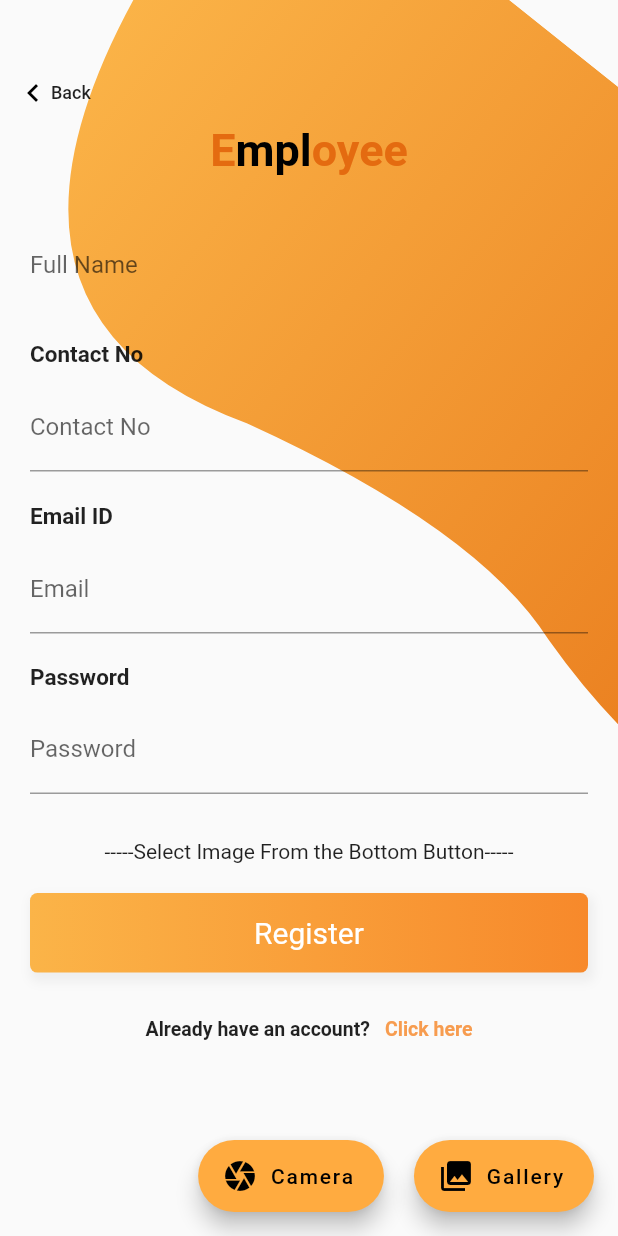
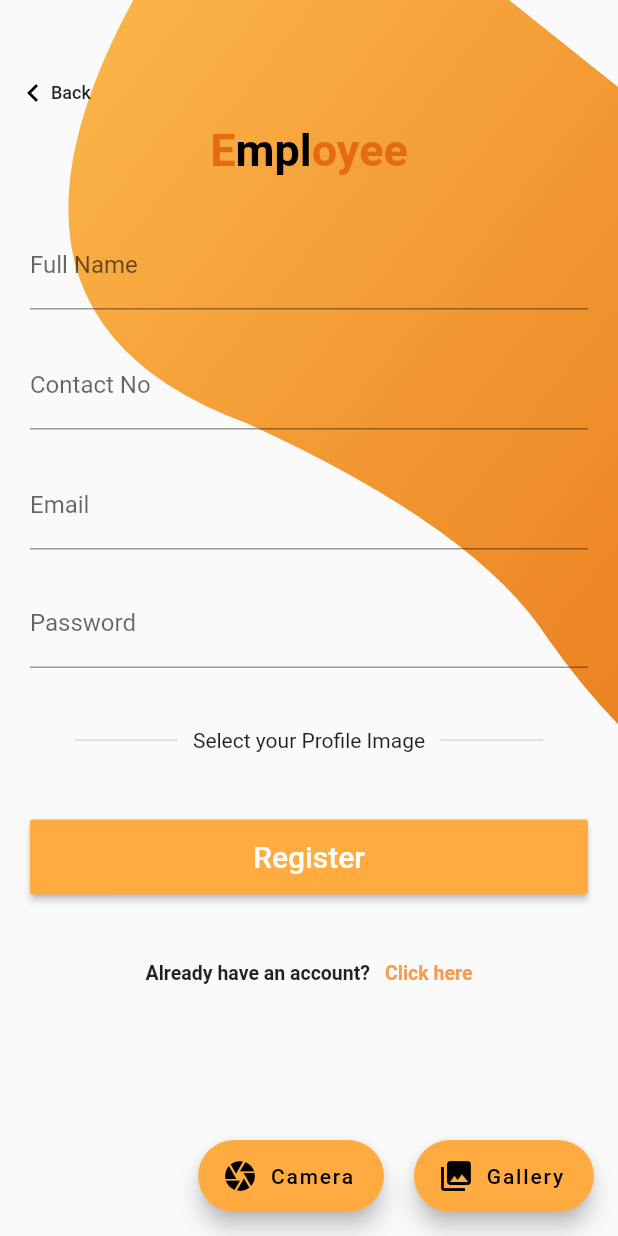
Before and after one commit to skmdaamir/EmployeeApplication, a Flutter app: the SignUpPage screen opened directly, on a phone screen of 412 x 824 dp. Run offline on Flutter 3.47's test engine with Material 2 defaults, Android fonts, the phone set to English and light mode, and no system bars; our stand-ins replace firebase_auth, firebase_core, google_fonts, image_cropper, image_picker; accounts and stored records are empty.

Commit message:
authentication with email password complete

```diff
--- a/employeeapplication/lib/main.dart
+++ b/employeeapplication/lib/main.dart
@@ -1,11 +1,7 @@
 import 'dart:async';
-
 import 'package:employeeapplication/employee_login_page.dart';
-import 'package:employeeapplication/sample.dart';
 import 'package:firebase_core/firebase_core.dart';
-
 import 'package:flutter/material.dart';
-
 import 'package:google_fonts/google_fonts.dart';
 
 Future<void> main() async {
@@ -74,7 +70,7 @@ class _SplashScreenState extends State<SplashScreen> {
                                 text: 'E',
                                 style: GoogleFonts.portLligatSans(
                                   textStyle:
-                                      Theme.of(context).textTheme.display1,
+                                      Theme.of(context).textTheme.headline4,
                                   fontSize: 30,
                                   fontWeight: FontWeight.w700,
                                   color: Color(0xfffe46b10),
--- a/employeeapplication/lib/registeration.dart
+++ b/employeeapplication/lib/registeration.dart
@@ -1,4 +1,4 @@
-import 'dart:convert';
+import 'package:firebase_auth/firebase_auth.dart';
 import 'package:flutter/material.dart';
 import 'package:employeeapplication/bezier_container.dart';
 import 'package:employeeapplication/employee_login_page.dart';
@@ -6,34 +6,6 @@ import 'package:image_cropper/image_cropper.dart';
 import 'dart:io';
 import 'package:image_picker/image_picker.dart';
 import 'package:google_fonts/google_fonts.dart';
-import 'package:http/http.dart' as http;
-import 'package:shared_preferences/shared_preferences.dart';
-
-// class Employee {
-//   final String name;
-//   final String email;
-//   final String contactno;
-//   final String password;
-//   final File image;
-
-//   Employee({this.name, this.email, this.contactno, this.password, this.image});
-
-//   factory Employee.fromJson(Map<String, dynamic> json) => Employee(
-//         name: json["name"],
-//         email: json["email"],
-//         contactno: json["contactno"],
-//         password: json["password"],
-//         image: json["image"],
-//       );
-
-//   Map<String, dynamic> toJson() => {
-//         "name": name,
-//         "email": email,
-//         "contactno": contactno,
-//         "password": password,
-//         "image": image,
-//       };
-// }
 
 class SignUpPage extends StatefulWidget {
   SignUpPage({Key key, this.title}) : super(key: key);
@@ -46,46 +18,15 @@ class SignUpPage extends StatefulWidget {
 
 class _SignUpPageState extends State<SignUpPage> {
   File _image;
+  bool _isLoading = false;
+  final FirebaseAuth _auth = FirebaseAuth.instance;
 
-  bool _isLoading = false;
   final GlobalKey<FormState> _formKey = GlobalKey<FormState>();
 
-  // Map data = {'apikey': 'AIzaSyCaN8IM8LbgtFZo_Wspcw0tnFWlurnBIzI'};
-
-  // String url = "https://employees-payroll-location-default-rtdb.firebaseio.com";
-
-  // https://identitytoolkit.googleapis.com/v1/accounts:signUp?key=[API_KEY]
-
-  // Future<Employee> createPost(String url, {Map body}) async {
-  //   Map data = {'apikey': 'AIzaSyCaN8IM8LbgtFZo_Wspcw0tnFWlurnBIzI'};
-
-  //   //encode Map to JSON
-  //   var body = json.encode(data);
-
-  //   final response = await http.post(
-  //     Uri.https(
-  //         'https://employees-payroll-location-default-rtdb.firebaseio.com',
-  //         'Employee'),
-  //     headers: {
-  //       "Content-Type": "application/json; charset=UTF-8",
-  //     },
-  //     body: jsonEncode(body),
-  //   );
-  //   if (response.statusCode < 200 ||
-  //       response.statusCode > 400 ||
-  //       json == null) {
-  //     throw Exception("Error While Fetching Data");
-  //   } else {
-  //     return Employee.fromJson(jsonDecode(response.body));
-  //   }
-  // }
-
-  TextEditingController nameController = new TextEditingController();
+  TextEditingController displayName = new TextEditingController();
   TextEditingController emailController = new TextEditingController();
   TextEditingController contactnoController = new TextEditingController();
   TextEditingController passwordController = new TextEditingController();
-
-  // Future<Employee> _futureEmployee;
 
   getImageFile(ImageSource source) async {
     var image = await ImagePicker.pickImage(source: source);
@@ -104,7 +45,7 @@ class _SignUpPageState extends State<SignUpPage> {
 
   @override
   void dispose() {
-    nameController.dispose();
+    displayName.dispose();
     emailController.dispose();
     contactnoController.dispose();
     passwordController.dispose();
@@ -139,7 +80,7 @@ class _SignUpPageState extends State<SignUpPage> {
       text: TextSpan(
           text: 'E',
           style: GoogleFonts.portLligatSans(
-            textStyle: Theme.of(context).textTheme.display1,
+            textStyle: Theme.of(context).textTheme.headline4,
             fontSize: 30,
             fontWeight: FontWeight.w700,
             color: Color(0xfffe46b10),
@@ -163,28 +104,11 @@ class _SignUpPageState extends State<SignUpPage> {
       child: Column(
         crossAxisAlignment: CrossAxisAlignment.start,
         children: [
-          // Text(
-          //   'Name',
-          //   style: TextStyle(fontWeight: FontWeight.bold, fontSize: 15),
-          // ),
-          // SizedBox(
-          //   height: 10,
-          // ),
-          // TextField(
-          //     controller: nameController,
-          //     keyboardType: TextInputType.name,
-          //     decoration: InputDecoration(
-          //         hintText: 'Enter Your Full Name',
-          //         border: InputBorder.none,
-          //         fillColor: Color(0xfff3f3f4),
-          //         filled: true)),
-
           TextFormField(
-            // controller: _displayName,
+            controller: displayName,
             keyboardType: TextInputType.name,
             decoration: const InputDecoration(
               labelText: "Full Name",
-              border: InputBorder.none,
               fillColor: Color(0xfff3f3f4),
             ),
             validator: (String val) {
@@ -205,27 +129,12 @@ class _SignUpPageState extends State<SignUpPage> {
       child: Column(
         crossAxisAlignment: CrossAxisAlignment.start,
         children: [
-          Text(
-            'Contact No',
-            style: TextStyle(fontWeight: FontWeight.bold, fontSize: 15),
-          ),
-          SizedBox(
-            height: 10,
-          ),
-          // TextField(
-          //     controller: contactnoController,
-          //     keyboardType: TextInputType.number,
-          //     decoration: InputDecoration(
-          //         hintText: 'Enter Your Contact Number',
-          //         border: InputBorder.none,
-          //         fillColor: Color(0xfff3f3f4),
-          //         filled: true)),
-
           TextFormField(
-            // controller: _contactnoController,
+            controller: contactnoController,
             keyboardType: TextInputType.number,
             decoration: const InputDecoration(
               labelText: "Contact No",
+              fillColor: Color(0xfff3f3f4),
             ),
             validator: (String val) {
               if (val.isEmpty) {
@@ -245,26 +154,12 @@ class _SignUpPageState extends State<SignUpPage> {
       child: Column(
         crossAxisAlignment: CrossAxisAlignment.start,
         children: [
-          Text(
-            'Email ID',
-            style: TextStyle(fontWeight: FontWeight.bold, fontSize: 15),
-          ),
-          SizedBox(
-            height: 10,
-          ),
-          // TextField(
-          //     controller: emailController,
-          //     keyboardType: TextInputType.emailAddress,
-          //     decoration: InputDecoration(
-          //         hintText: 'Enter Your Email',
-          //         border: InputBorder.none,
-          //         fillColor: Color(0xfff3f3f4),
-          //         filled: true)),
           TextFormField(
-            // controller: _emailController,
+            controller: emailController,
             keyboardType: TextInputType.emailAddress,
             decoration: const InputDecoration(
               labelText: "Email",
+              fillColor: Color(0xfff3f3f4),
             ),
             validator: (String val) {
               if (val.isEmpty) {
@@ -284,27 +179,12 @@ class _SignUpPageState extends State<SignUpPage> {
       child: Column(
         crossAxisAlignment: CrossAxisAlignment.start,
         children: [
-          Text(
-            'Password',
-            style: TextStyle(fontWeight: FontWeight.bold, fontSize: 15),
-          ),
-          SizedBox(
-            height: 10,
-          ),
-          // TextField(
-          //     controller: passwordController,
-          //     obscureText: isPassword,
-          //     decoration: InputDecoration(
-          //         hintText: 'Enter Your Password',
-          //         border: InputBorder.none,
-          //         fillColor: Color(0xfff3f3f4),
-          //         filled: true)),
-
           TextFormField(
-            // controller: _passwordController,
+            controller: passwordController,
             obscureText: true,
             decoration: const InputDecoration(
               labelText: "Password",
+              fillColor: Color(0xfff3f3f4),
             ),
             validator: (String val) {
               if (val.isEmpty) {
@@ -328,32 +208,23 @@ class _SignUpPageState extends State<SignUpPage> {
   }
 
   Widget _submitButton() {
-    return InkWell(
-      onTap: () async {
-        setState(() {
-          _isLoading = true;
-        });
-      },
+    return GestureDetector(
+      onTap: null,
       child: Container(
         width: MediaQuery.of(context).size.width,
         padding: EdgeInsets.symmetric(vertical: 15),
         alignment: Alignment.center,
-        decoration: BoxDecoration(
-            borderRadius: BorderRadius.all(Radius.circular(5)),
-            boxShadow: <BoxShadow>[
-              BoxShadow(
-                  color: Colors.grey.shade200,
-                  offset: Offset(2, 4),
-                  blurRadius: 5,
-                  spreadRadius: 2)
-            ],
-            gradient: LinearGradient(
-                begin: Alignment.centerLeft,
-                end: Alignment.centerRight,
-                colors: [Color(0xfffbb448), Color(0xfff7892b)])),
-        child: Text(
-          'Register',
-          style: TextStyle(fontSize: 20, color: Colors.white),
+        child: MaterialButton(
+          onPressed: () async {
+            if (_formKey.currentState.validate()) {
+              _registerAccount();
+            }
+          },
+          child: Text("Register",
+              style: TextStyle(fontSize: 20, color: Colors.white)),
+          color: Colors.orangeAccent,
+          height: 50,
+          minWidth: 500,
         ),
       ),
     );
@@ -393,6 +264,39 @@ class _SignUpPageState extends State<SignUpPage> {
     );
   }
 
+  Widget _divider() {
+    return Container(
+      margin: EdgeInsets.symmetric(vertical: 10),
+      child: Row(
+        children: [
+          SizedBox(
+            width: 20,
+          ),
+          Expanded(
+            child: Padding(
+              padding: EdgeInsets.symmetric(horizontal: 10),
+              child: Divider(
+                thickness: 1,
+              ),
+            ),
+          ),
+          Text('Select your Profile Image'),
+          Expanded(
+            child: Padding(
+              padding: EdgeInsets.symmetric(horizontal: 10),
+              child: Divider(
+                thickness: 1,
+              ),
+            ),
+          ),
+          SizedBox(
+            width: 20,
+          ),
+        ],
+      ),
+    );
+  }
+
   @override
   Widget build(BuildContext context) {
     final height = MediaQuery.of(context).size.height;
@@ -409,7 +313,9 @@ class _SignUpPageState extends State<SignUpPage> {
                     right: -MediaQuery.of(context).size.width * .4,
                     child: BezierContainer(),
                   ),
-                  Container(
+                  Form(
+                    key: _formKey,
+                    child: Container(
                       padding: EdgeInsets.symmetric(horizontal: 20),
                       child: SingleChildScrollView(
                         child: Column(
@@ -433,16 +339,7 @@ class _SignUpPageState extends State<SignUpPage> {
                             SizedBox(
                               height: 20,
                             ),
-                          Center(
-                            child: _image == null
-                                ? Text(
-                                    "-----Select Image From the Bottom Button-----")
-                                : Image.file(
-                                    _image,
-                                    height: 200,
-                                    width: 200,
-                                  ),
-                          ),
+                            _divider(),
                             SizedBox(
                               height: 20,
                             ),
@@ -450,6 +347,7 @@ class _SignUpPageState extends State<SignUpPage> {
                             SizedBox(height: 20),
                             _loginAccountLabel(),
                           ],
+                        ),
                       ),
                     ),
                   ),
@@ -485,4 +383,21 @@ class _SignUpPageState extends State<SignUpPage> {
       ),
     );
   }
+
+  void _registerAccount() async {
+    final User user = (await _auth.createUserWithEmailAndPassword(
+            email: emailController.text, password: passwordController.text))
+        .user;
+
+    if (user != null) {
+      if (user.emailVerified) {
+        await user.sendEmailVerification();
       }
+
+      await user.updateProfile(displayName: displayName.text);
+      final user1 = _auth.currentUser;
+      Navigator.of(context)
+          .push(MaterialPageRoute(builder: (context) => EmployeeLoginPage()));
+    }
+  }
+}
--- a/employeeapplication/pubspec.yaml
+++ b/employeeapplication/pubspec.yaml
@@ -35,8 +35,9 @@ dependencies:
   flutter_image_compress: ^0.7.0
   shared_preferences: any
   firebase_auth: ^0.20.0+1
-  firebase_core: "^0.7.0"
-  firebase_storage: "^7.0.0"
+  firebase_core: ^0.7.0
+  firebase_storage: ^7.0.0
+  firebase_database: ^6.0.0
 
 
 dev_dependencies:
```
Also changed, not shown: employeeapplication/lib/admin_login_page.dart (deleted, +0 -192 lines), employeeapplication/lib/employee_login_page.dart (+70 -67 lines), employeeapplication/lib/main_page.dart (+25 -36 lines), employeeapplication/lib/sample.dart (deleted, +0 -97 lines), employeeapplication/pubspec.lock. Lines whose indentation alone changed are shown as unchanged.
